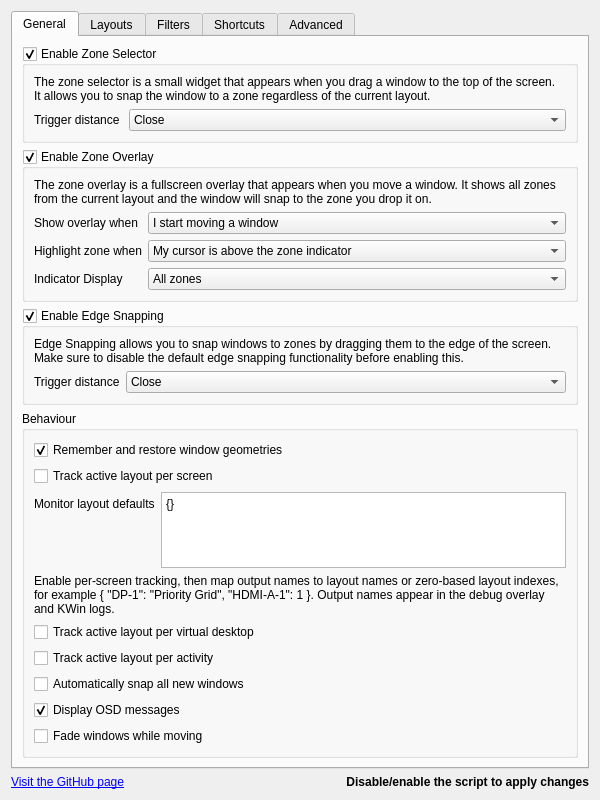
The window that src/contents/ui/config.ui (jumski/magnetile) describes before a commit, drawn with Qt 5.
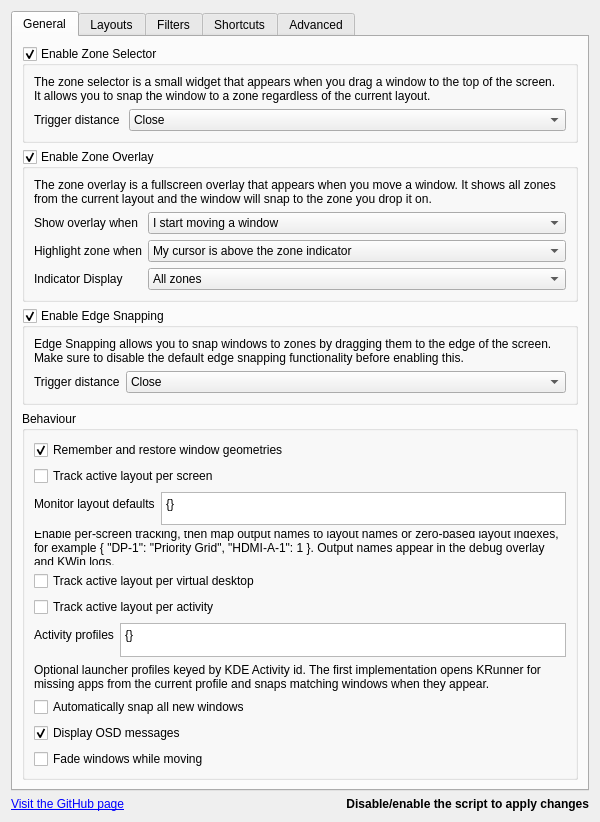
The same window after the commit. Icons and pictures are not drawn.

Commit message: Add manual activity launcher profiles

Diff of the .ui file:
```diff
--- a/src/contents/ui/config.ui
+++ b/src/contents/ui/config.ui
@@ -343,6 +343,43 @@
                         </property>
                       </widget>
                     </item>
+                    <item>
+                      <layout class="QFormLayout" name="formLayout_activityProfiles">
+                        <item row="0" column="0">
+                          <widget class="QLabel" name="label_activityProfiles">
+                            <property name="text">
+                              <string>Activity profiles</string>
+                            </property>
+                          </widget>
+                        </item>
+                        <item row="0" column="1">
+                          <widget class="QPlainTextEdit" name="kcfg_activityProfilesJson">
+                            <property name="toolTip">
+                              <string>Optional JSON object mapping KDE Activity ids to launcher profiles.</string>
+                            </property>
+                            <property name="maximumSize">
+                              <size>
+                                <width>16777215</width>
+                                <height>110</height>
+                              </size>
+                            </property>
+                            <property name="plainText">
+                              <string>{}</string>
+                            </property>
+                          </widget>
+                        </item>
+                      </layout>
+                    </item>
+                    <item>
+                      <widget class="QLabel" name="label_activityProfilesExplanation">
+                        <property name="text">
+                          <string>Optional launcher profiles keyed by KDE Activity id. The first implementation opens KRunner for missing apps from the current profile and snaps matching windows when they appear.</string>
+                        </property>
+                        <property name="wordWrap">
+                          <bool>true</bool>
+                        </property>
+                      </widget>
+                    </item>
                     <item>
                       <widget class="QCheckBox" name="kcfg_autoSnapAllNew">
                         <property name="text">
```
The commit also changes 7 other files.
